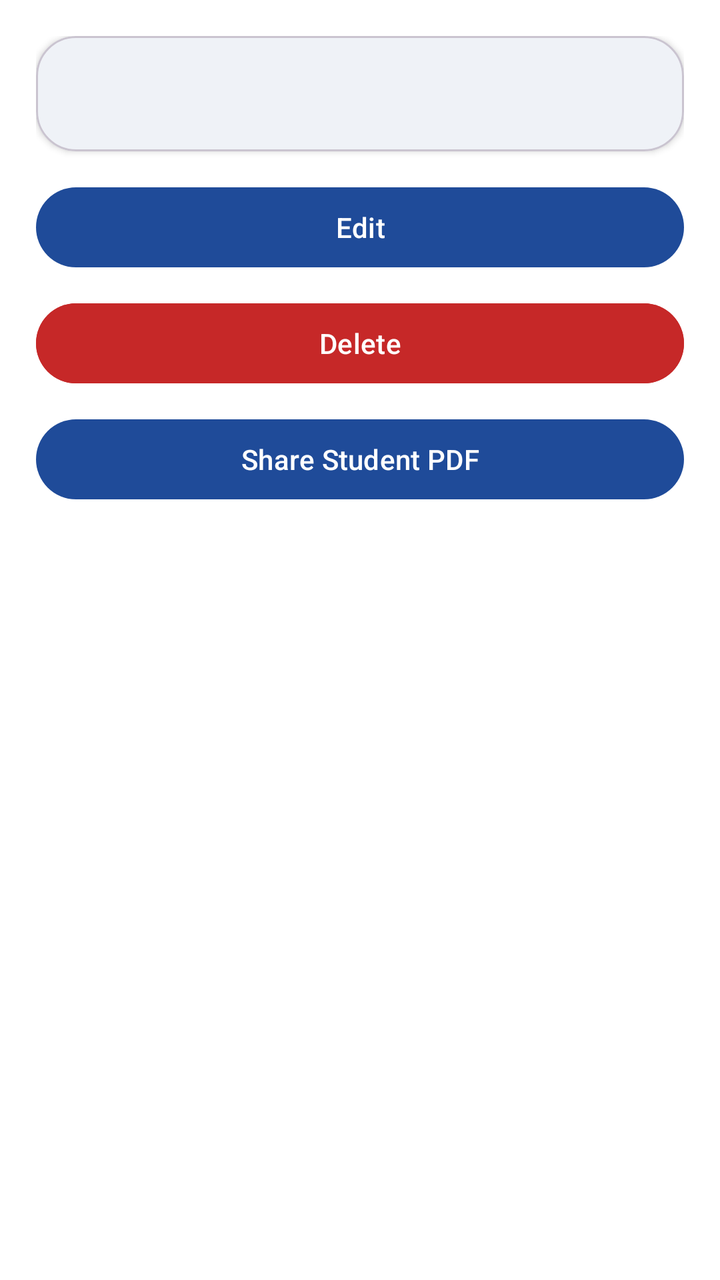
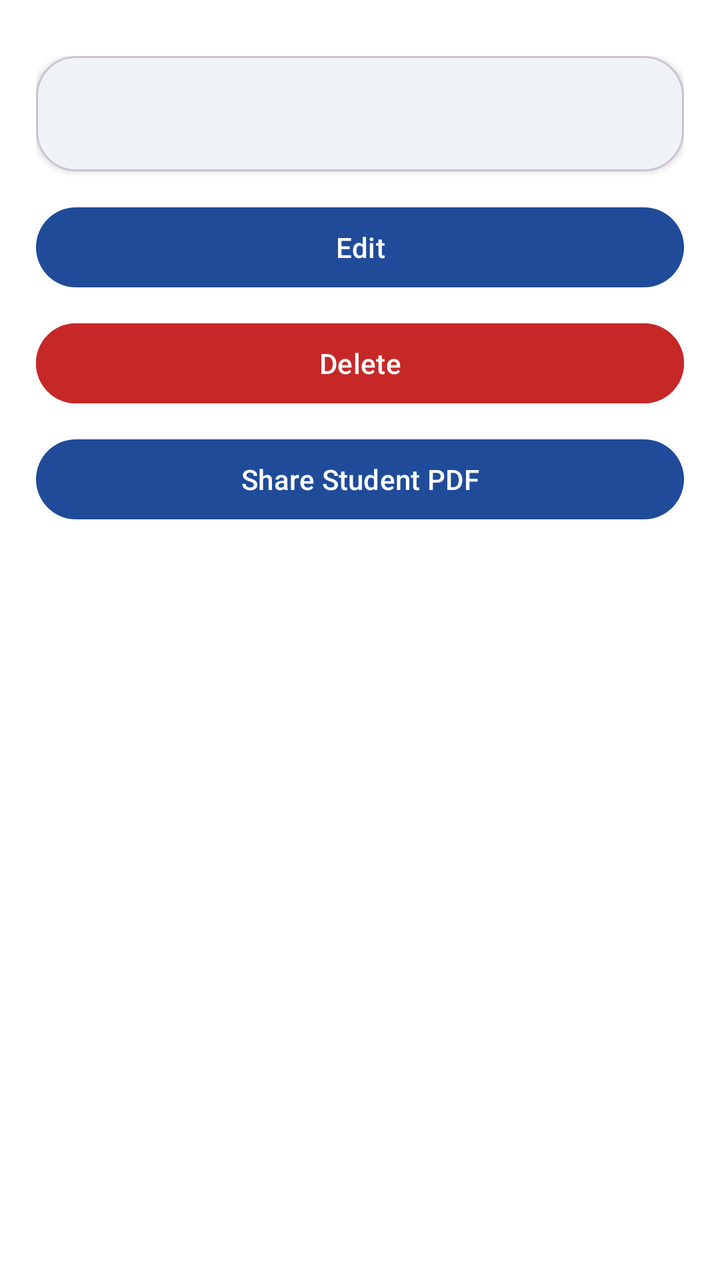

Screens rendered from an Android XML layout before and after an edit, with the pre-edit source and the edit as a unified diff.
<!-- AndroidManifest.xml: application theme Theme.SSJB -->
<!-- res/layout/activity_student_detail.xml -->
<?xml version="1.0" encoding="utf-8"?>
<ScrollView xmlns:android="http://schemas.android.com/apk/res/android"
    xmlns:app="http://schemas.android.com/apk/res-auto"
    android:layout_width="match_parent"
    android:layout_height="match_parent"
    android:background="?attr/colorSurface">

    <LinearLayout
        android:layout_width="match_parent"
        android:layout_height="wrap_content"
        android:orientation="vertical"
        android:padding="18dp">

        <com.google.android.material.card.MaterialCardView
            android:layout_width="match_parent"
            android:layout_height="wrap_content"
            app:cardBackgroundColor="?attr/colorSurface"
            app:cardCornerRadius="20dp"
            app:cardElevation="2dp">

            <TextView
                android:id="@+id/studentDetailText"
                android:layout_width="match_parent"
                android:layout_height="wrap_content"
                android:padding="18dp"
                android:textColor="?attr/colorOnSurface"
                android:textSize="16sp" />
        </com.google.android.material.card.MaterialCardView>

        <com.google.android.material.button.MaterialButton
            android:id="@+id/editStudentButton"
            android:layout_width="match_parent"
            android:layout_height="wrap_content"
            android:layout_marginTop="14dp"
            android:text="@string/edit"
            android:textAllCaps="false" />

        <com.google.android.material.button.MaterialButton
            android:id="@+id/deleteStudentButton"
            android:layout_width="match_parent"
            android:layout_height="wrap_content"
            android:layout_marginTop="10dp"
            android:backgroundTint="?attr/colorError"
            android:text="@string/delete"
            android:textAllCaps="false" />

        <com.google.android.material.button.MaterialButton
            android:id="@+id/shareStudentAttendanceButton"
            android:layout_width="match_parent"
            android:layout_height="wrap_content"
            android:layout_marginTop="10dp"
            android:text="@string/share_student"
            android:textAllCaps="false" />
    </LinearLayout>
</ScrollView>
<!-- resources referenced by this layout -->
<resources>
  <string name="delete">Delete</string>
  <string name="edit">Edit</string>
  <string name="share_student">Share Student PDF</string>
  <style name="Theme.SSJB" parent="Base.Theme.SSJB" />
  <style name="Base.Theme.SSJB" parent="Theme.Material3.DayNight.NoActionBar">
          <item name="colorPrimary">@color/ssjb_primary</item>
          <item name="colorOnPrimary">@color/ssjb_on_primary</item>
          <item name="colorSecondary">@color/ssjb_secondary</item>
          <item name="colorTertiary">@color/ssjb_tertiary</item>
          <item name="colorOnBackground">@color/ssjb_on_background</item>
          <item name="colorSurface">@color/ssjb_surface</item>
          <item name="colorOnSurface">@color/ssjb_on_surface</item>
          <item name="colorSurfaceVariant">@color/ssjb_surface_variant</item>
          <item name="colorOnSurfaceVariant">@color/ssjb_on_surface_variant</item>
          <item name="colorOutline">@color/ssjb_outline</item>
          <item name="colorError">@color/ssjb_error</item>
          <item name="android:statusBarColor">@color/ssjb_background</item>
          <item name="android:navigationBarColor">@color/ssjb_background</item>
          <item name="android:windowBackground">@color/ssjb_background</item>
          <item name="android:forceDarkAllowed">true</item>
      </style>
  <color name="ssjb_primary">#1F4B99</color>
  <color name="ssjb_on_primary">#FFFFFF</color>
  <color name="ssjb_secondary">#0F766E</color>
  <color name="ssjb_tertiary">#A15E2E</color>
  <color name="ssjb_on_background">#1E2430</color>
  <color name="ssjb_surface">#FFFFFF</color>
  <color name="ssjb_on_surface">#1E2430</color>
  <color name="ssjb_surface_variant">#E7EEF8</color>
  <color name="ssjb_on_surface_variant">#5E667A</color>
  <color name="ssjb_outline">#CCD6E2</color>
  <color name="ssjb_error">#C62828</color>
  <color name="ssjb_background">#F4F7FB</color>
</resources>

<!-- the commit's change to res/layout/activity_student_detail.xml (unified diff, before → after) -->
@@ -3,13 +3,17 @@
     xmlns:app="http://schemas.android.com/apk/res-auto"
     android:layout_width="match_parent"
     android:layout_height="match_parent"
-    android:background="?attr/colorSurface">
+    android:background="?attr/colorSurface"
+    android:fitsSystemWindows="true">
 
     <LinearLayout
         android:layout_width="match_parent"
         android:layout_height="wrap_content"
         android:orientation="vertical"
-        android:padding="18dp">
+        android:paddingLeft="18dp"
+        android:paddingTop="28dp"
+        android:paddingRight="18dp"
+        android:paddingBottom="28dp">
 
         <com.google.android.material.card.MaterialCardView
             android:layout_width="match_parent"
